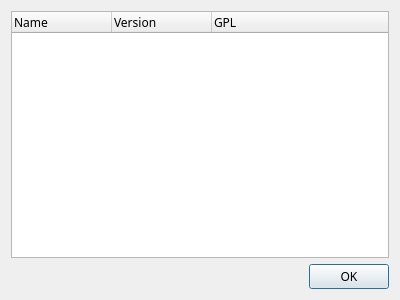
Old version of the form sdrgui/gui/pluginsdialog.ui in the repository f4exb/sdrangel.
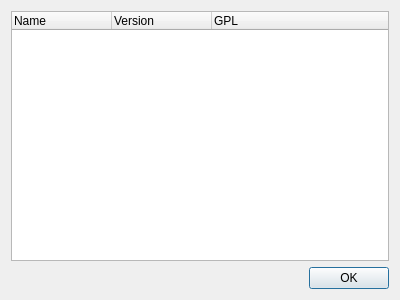
New version of the form.

Commit message: sdrgui: changed all fonts to Liberation

The edit to the form file:
```diff
--- a/sdrgui/gui/pluginsdialog.ui
+++ b/sdrgui/gui/pluginsdialog.ui
@@ -12,7 +12,7 @@
   </property>
   <property name="font">
    <font>
-    <family>Sans Serif</family>
+    <family>Liberation Sans</family>
     <pointsize>9</pointsize>
    </font>
   </property>
```
The commit also changes 18 other files.
